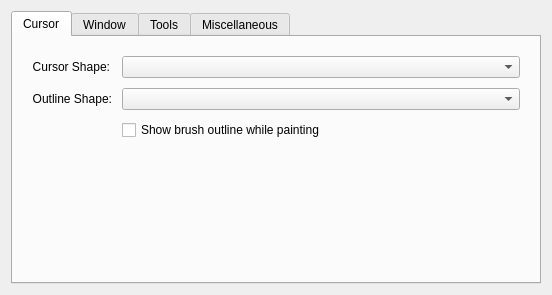
Above: libs/ui/forms/wdggeneralsettings.ui from NMaghfur/krita before the change. Below: the same form after it.
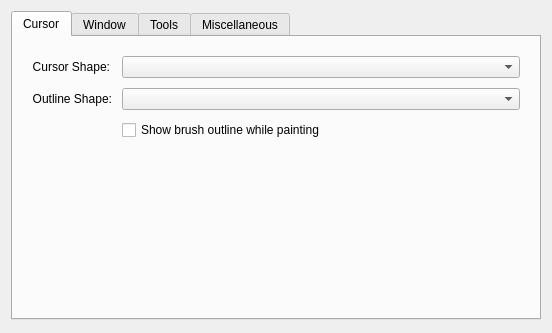
That is the form after the change. Custom widgets are drawn as their Qt base class.

The edit to the form file:
```diff
--- a/libs/ui/forms/wdggeneralsettings.ui
+++ b/libs/ui/forms/wdggeneralsettings.ui
@@ -7,7 +7,7 @@
     <x>0</x>
     <y>0</y>
     <width>552</width>
-    <height>295</height>
+    <height>333</height>
    </rect>
   </property>
   <property name="sizePolicy">
```
